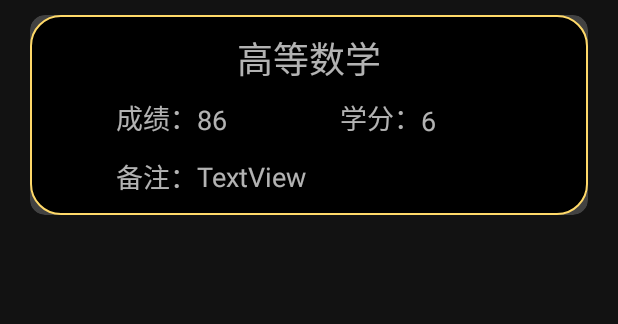
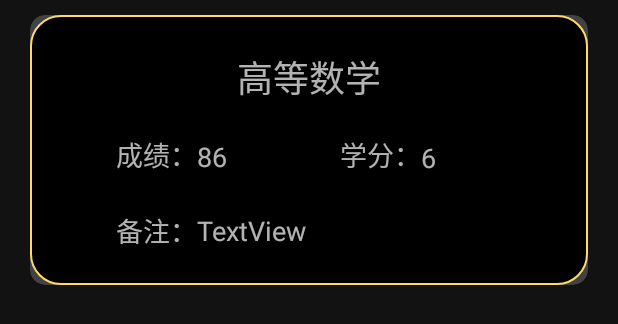
Before and after one commit to nooneelsewould/ScoreAverage, an Android app: the layout cell_card.xml on its own in the app's theme, with its tools: preview values and no code run, on a phone screen of 412 x 824 dp. Shown: the top 324 px of the screen. Run offline under Robolectric (Android 15) with nearby library versions, the phone set to English and light mode, and no system bars.

Commit message:
CardView size Themes

```diff
--- a/app/src/main/res/layout/cell_card.xml
+++ b/app/src/main/res/layout/cell_card.xml
@@ -20,7 +20,7 @@
 
         <androidx.constraintlayout.widget.ConstraintLayout
             android:layout_width="match_parent"
-            android:layout_height="match_parent"
+            android:layout_height="180dp"
             android:background="@drawable/selector">
 
             <androidx.constraintlayout.widget.Guideline
--- a/app/src/main/res/values/themes.xml
+++ b/app/src/main/res/values/themes.xml
@@ -2,8 +2,8 @@
     <!-- Base application theme. -->
     <style name="Theme.ScoreAverage" parent="Theme.MaterialComponents">
         <!-- Primary brand color. -->
-        <item name="colorPrimary">@color/purple_200</item>
-        <item name="colorPrimaryVariant">@color/purple_700</item>
+        <item name="colorPrimary">#FFEB3B</item>
+        <item name="colorPrimaryVariant">@color/black</item>
         <item name="colorOnPrimary">@color/black</item>
         <!-- Secondary brand color. -->
         <item name="colorSecondary">@color/teal_200</item>
```
